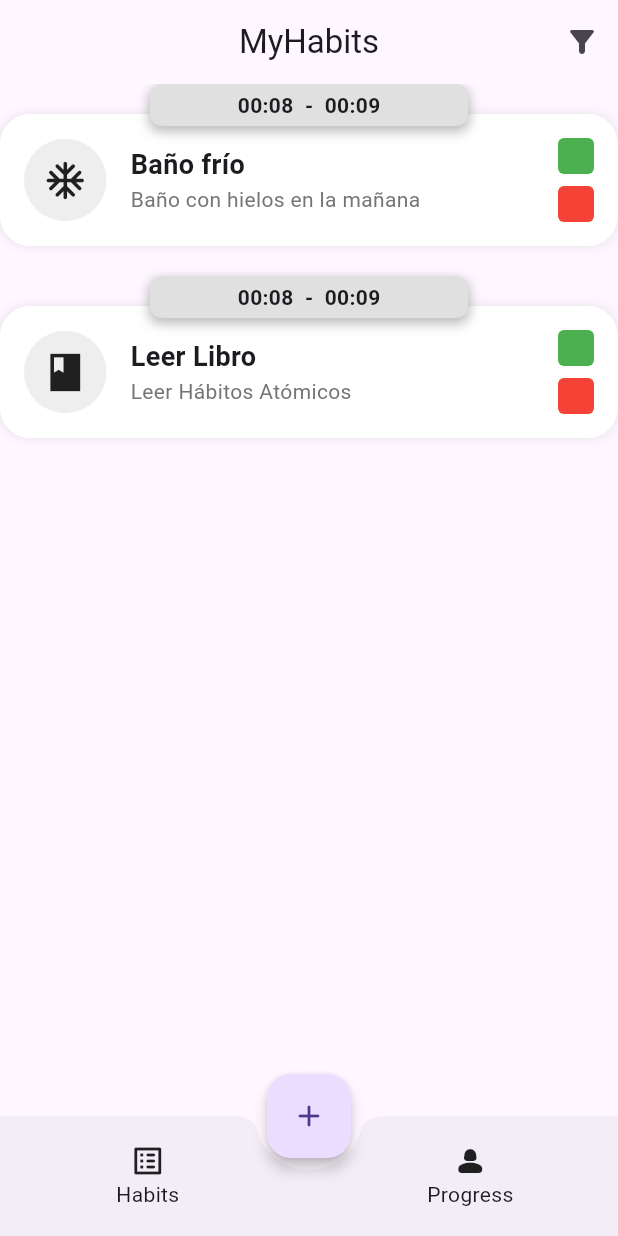
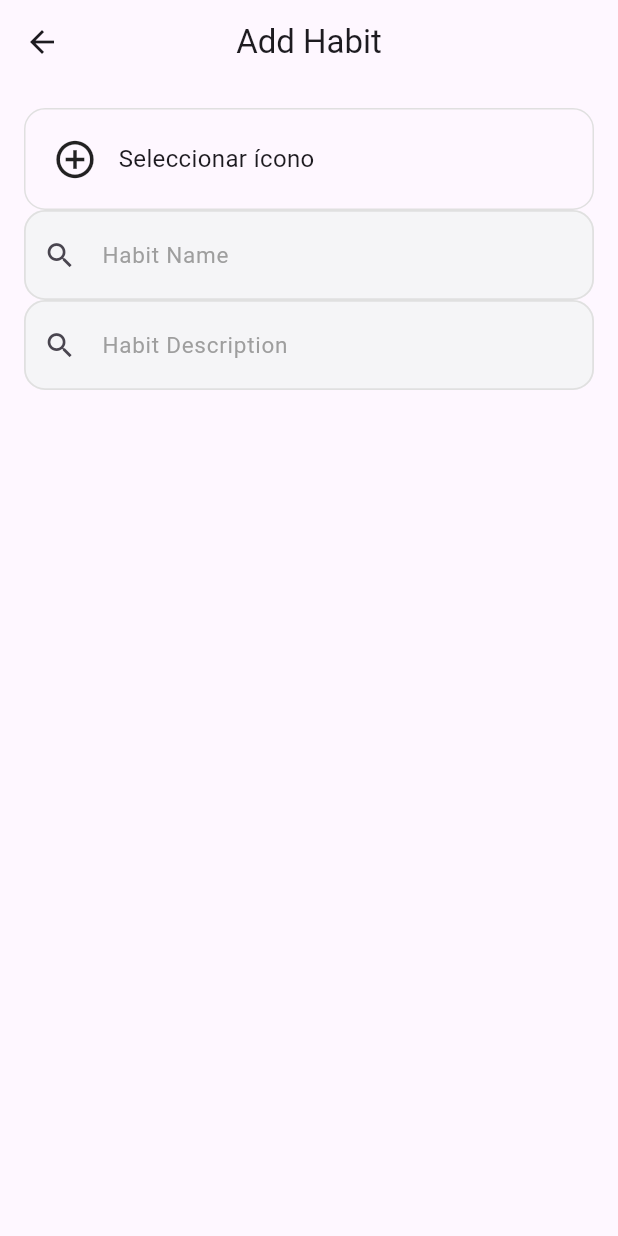
Before and after one commit to JuanesRojass/habitos, a Flutter app: the screen it shows after launch, after a tap on the "add" icon, on a phone screen of 412 x 824 dp. Run offline on Flutter 3.47's test engine with Material 3 defaults, Android fonts, the phone set to English and light mode, and no system bars; our stand-ins replace go_router; missing offline and left inert: flutter_iconpicker.

Commit message:
add_habit

```diff
--- a/lib/main.dart
+++ b/lib/main.dart
@@ -1,5 +1,6 @@
 import 'package:flutter/material.dart';
-import 'package:habitos/screens/home.dart';
+import 'package:habitos/routes/routes.dart';
+
 
 void main() => runApp(const MyApp());
 
@@ -8,14 +9,13 @@ class MyApp extends StatelessWidget {
 
   @override
   Widget build(BuildContext context) {
-    return MaterialApp(
+    return MaterialApp.router(
+      routerConfig: router,
       debugShowCheckedModeBanner: false,
       theme: ThemeData(
         useMaterial3: true
       ),
       title: 'Material App',
-      home: HomeScreen()
-
     );
   }
 }
--- /dev/null
+++ b/lib/model/list_icons.dart
@@ -0,0 +1,41 @@
+import 'package:flutter/material.dart';
+
+final List<IconData> habitIcons = [
+  Icons.ac_unit_rounded,
+  Icons.water_drop_rounded,
+  Icons.book_online_rounded,
+  Icons.call_end_rounded,
+  Icons.eco_rounded,
+];
+
+
+Future<IconData?> pickIcon(BuildContext context) async {
+  return showDialog<IconData>(
+    context: context,
+    builder: (context) {
+      return AlertDialog(
+        title: const Text("Selecciona un ícono"),
+        content: SizedBox(
+          width: 300,
+          height: 250,
+          child: GridView.builder(
+            itemCount: habitIcons.length,
+            gridDelegate: const SliverGridDelegateWithFixedCrossAxisCount(
+              crossAxisCount: 5,
+              mainAxisSpacing: 12,
+              crossAxisSpacing: 12,
+            ),
+            itemBuilder: (context, index) {
+              return IconButton(
+                icon: Icon(habitIcons[index], size: 32),
+                onPressed: () {
+                  Navigator.pop(context, habitIcons[index]);
+                },
+              );
+            },
+          ),
+        ),
+      );
+    },
+  );
+}
--- /dev/null
+++ b/lib/routes/routes.dart
@@ -0,0 +1,17 @@
+
+
+import 'package:go_router/go_router.dart';
+import 'package:habitos/screens/add_habit_screen.dart';
+import 'package:habitos/screens/home.dart';
+
+final router = GoRouter(
+  initialLocation: '/',
+  routes: [
+    GoRoute(
+      path: '/',
+      builder: (context, state) => HomeScreen()
+    ),
+    GoRoute(
+      path: '/add',
+      builder: (context, state) => AddHabitScreen())
+]);
--- /dev/null
+++ b/lib/screens/add_habit_screen.dart
@@ -0,0 +1,85 @@
+import 'package:flutter/material.dart';
+import 'package:flutter_iconpicker/flutter_iconpicker.dart';
+import 'package:habitos/model/list_icons.dart';
+import 'package:habitos/widgets/field_add_custom.dart';
+
+void main() => runApp(const AddHabitScreen());
+
+class AddHabitScreen extends StatefulWidget {
+  const AddHabitScreen({super.key});
+
+  @override
+  State<AddHabitScreen> createState() => _AddHabitScreenState();
+}
+
+class _AddHabitScreenState extends State<AddHabitScreen> {
+
+  TextEditingController controllerNombre = TextEditingController();
+  TextEditingController controllerDesc = TextEditingController();
+
+  IconData? selectedIcon;
+
+  //TODO: tap en la pantalla, bajamos teclado
+  //TODO: resolver seleccion automatica en input "Habit Name"
+  //TODO: resolver rselección automatica en Navbar
+  //TODO: Definir hora de hábito
+  //TODO: Desplegar en pantalla los nuevos hábitos con todos los datos
+
+
+  @override
+  Widget build(BuildContext context) {
+    return Scaffold(
+        appBar: AppBar(
+          centerTitle: true,
+          title: const Text('Add Habit'),
+        ),
+        body: Padding(
+          padding: const EdgeInsets.all(16),
+          child: Column(
+            children: [
+                GestureDetector(
+                  onTap: () async {
+                    IconData? icon = await pickIcon(context);
+                    if (icon != null) {
+                      setState(() => selectedIcon = icon);
+                    }
+                  },
+                  child: Container(
+                    padding: const EdgeInsets.all(18),
+                    decoration: BoxDecoration(
+                      borderRadius: BorderRadius.circular(14),
+                      border: Border.all(color: Colors.grey.shade300),
+                    ),
+                    child: Row(
+                      children: [
+                        Icon(
+                          selectedIcon ?? Icons.add_circle_outline,
+                          size: 30,
+                        ),
+                        const SizedBox(width: 14),
+                        Text(
+                          selectedIcon == null
+                              ? "Seleccionar ícono"
+                              : "Ícono seleccionado",
+                          style: const TextStyle(fontSize: 16),
+                        ),
+                      ],
+                    ),
+                  ),
+                ),
+
+
+              FieldAdd(
+                controller: controllerNombre,
+                hintText: "Habit Name",
+              ),
+              FieldAdd(
+                controller: controllerDesc,
+                hintText: "Habit Description"
+                ),
+            ],
+          ),
+        )
+    );
+  }
+}
--- a/lib/screens/home.dart
+++ b/lib/screens/home.dart
@@ -1,4 +1,5 @@
 import 'package:flutter/material.dart';
+import 'package:go_router/go_router.dart';
 import 'package:habitos/model/list_habits.dart';
 import 'package:habitos/widgets/habit_card_widget.dart';
 import 'package:habitos/widgets/inkwell_navbar_widget.dart';
@@ -31,7 +32,9 @@ class HomeScreen extends StatelessWidget {
               horaFin: "00:09");
           },
         ),
-        floatingActionButton: FloatingActionButton(onPressed: (){},
+        floatingActionButton: FloatingActionButton(onPressed: (){
+          context.push('/add');
+        },
           elevation: 4,
           child: Icon(Icons.add_rounded),
         ),
--- /dev/null
+++ b/lib/widgets/field_add_custom.dart
@@ -0,0 +1,50 @@
+import 'package:flutter/material.dart';
+
+class FieldAdd extends StatelessWidget {
+
+  final TextEditingController controller;
+  final String hintText;
+
+
+  const FieldAdd({
+    super.key, required this.controller, required this.hintText
+  });
+
+  @override
+  Widget build(BuildContext context) {
+    return TextField(
+      decoration: InputDecoration(
+        hintText: hintText,
+        filled: true,
+        fillColor: const Color(0xFFF5F5F7),
+
+        // Borde cuando NO está enfocado
+        enabledBorder: OutlineInputBorder(
+          borderRadius: BorderRadius.circular(14),
+          borderSide: BorderSide(
+            color: Colors.grey.shade300,
+            width: 1.2,
+          ),
+        ),
+
+        // Borde cuando está enfocado
+        focusedBorder: OutlineInputBorder(
+          borderRadius: BorderRadius.circular(14),
+          borderSide: BorderSide(
+            color: Colors.blueAccent,
+            width: 1.6,
+          ),
+        ),
+
+        prefixIcon: const Icon(Icons.search, size: 22),
+        contentPadding: const EdgeInsets.symmetric(vertical: 18, horizontal: 14),
+
+        // Estilo del hint
+        hintStyle: TextStyle(
+          color: Colors.grey.shade500,
+          fontSize: 15,
+        ),
+      ),
+    );
+  }
+}
--- a/pubspec.yaml
+++ b/pubspec.yaml
@@ -34,6 +34,8 @@ dependencies:
   # The following adds the Cupertino Icons font to your application.
   # Use with the CupertinoIcons class for iOS style icons.
   cupertino_icons: ^1.0.8
+  flutter_iconpicker: ^4.0.3
+  go_router: ^17.0.0
 
 dev_dependencies:
   flutter_test:
```
Also changed, not shown: pubspec.lock.
